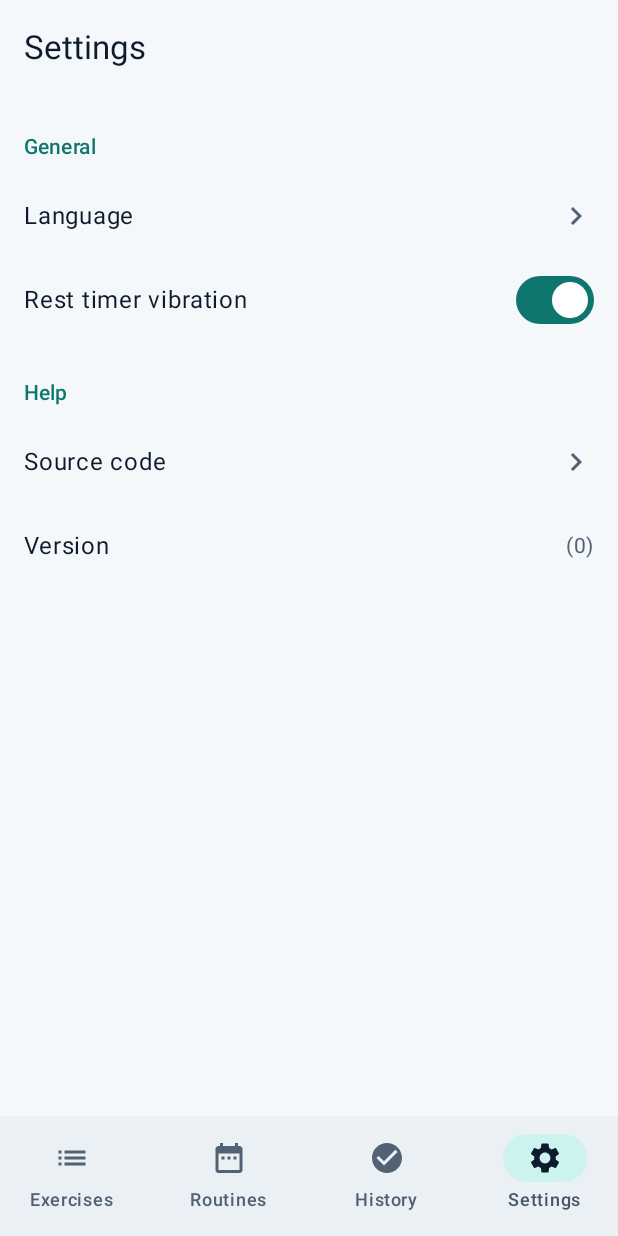
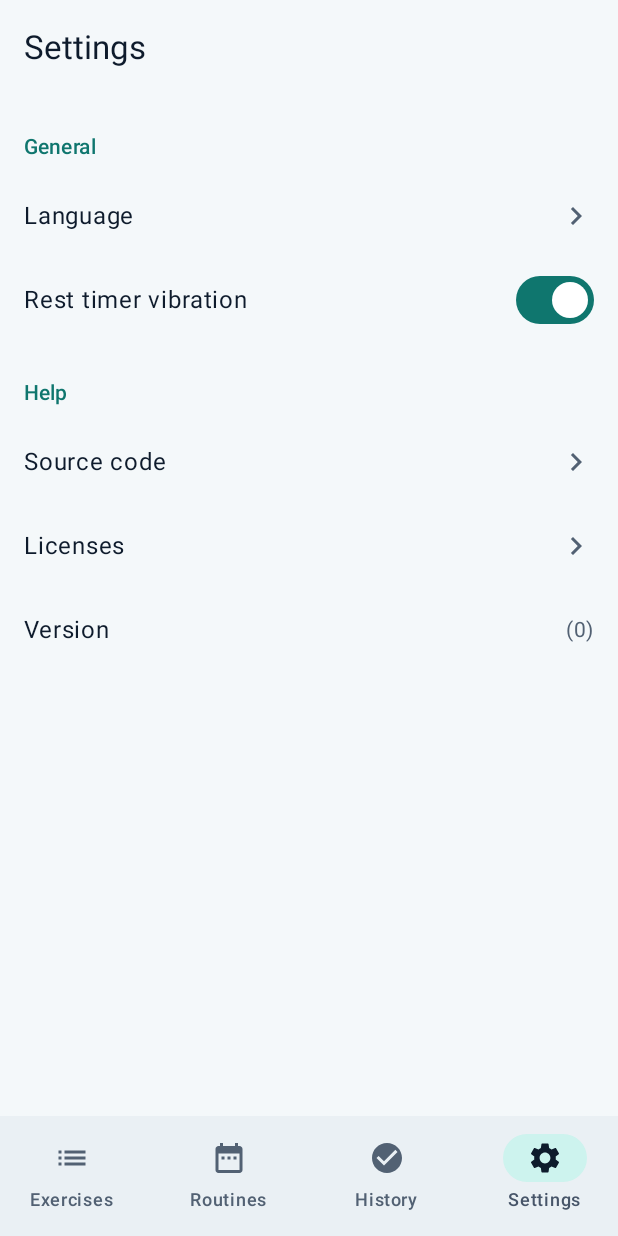
Before and after one commit to japl600/Repzi, an Android app built with Jetpack Compose: the SettingsRoute screen opened through its navigation route, on a phone screen of 412 x 824 dp. Run offline under Robolectric (Android 15) with nearby library versions, the phone set to English and light mode, and no system bars; our stand-ins replace Dagger/Hilt's generated code, Room's generated code; libraries missing offline, so code that uses them is left out: androidx.hilt.lifecycle, com.mikepenz.aboutlibraries.

```diff
--- a/app/build.gradle.kts
+++ b/app/build.gradle.kts
@@ -2,6 +2,7 @@ plugins {
     alias(libs.plugins.repzi.android.application)
     alias(libs.plugins.repzi.android.compose)
     alias(libs.plugins.repzi.android.hilt)
+    alias(libs.plugins.aboutlibraries.android)
 }
 
 android {
@@ -46,4 +47,5 @@ dependencies {
 
     implementation(libs.androidx.activity.compose)
     implementation(libs.androidx.navigation.compose)
+    implementation(libs.aboutlibraries.compose.m3)
 }
--- a/app/src/main/kotlin/com/japl/repzi/navigation/RepziNavHost.kt
+++ b/app/src/main/kotlin/com/japl/repzi/navigation/RepziNavHost.kt
@@ -16,6 +16,7 @@ import androidx.navigation.NavGraph.Companion.findStartDestination
 import androidx.navigation.compose.NavHost
 import androidx.navigation.compose.currentBackStackEntryAsState
 import androidx.navigation.compose.rememberNavController
+import com.japl.repzi.R
 import com.japl.repzi.feature.exercises.EXERCISES_ROUTE
 import com.japl.repzi.feature.exercises.exercisesScreen
 import com.japl.repzi.feature.history.historyScreen
@@ -24,7 +25,8 @@ import com.japl.repzi.feature.progress.progressScreen
 import com.japl.repzi.feature.routines.routinesScreens
 import com.japl.repzi.feature.session.navigateToSession
 import com.japl.repzi.feature.session.sessionScreen
-import com.japl.repzi.feature.settings.settingsScreen
+import com.japl.repzi.feature.settings.settingsScreens
+import com.mikepenz.aboutlibraries.ui.compose.android.produceLibraries
 
 @Composable
 fun RepziNavHost() {
@@ -69,7 +71,8 @@ fun RepziNavHost() {
             sessionScreen(navController)
             historyScreen(onOpenProgress = { navController.navigateToProgress() })
             progressScreen(navController)
-            settingsScreen()
+            // The list of libraries is generated into this module's resources by the AboutLibraries plugin.
+            settingsScreens(navController) { produceLibraries(R.raw.aboutlibraries).value }
         }
     }
 }
--- /dev/null
+++ b/app/src/main/res/raw/keep.xml
@@ -0,0 +1,4 @@
+<?xml version="1.0" encoding="utf-8"?>
+<!-- The licenses list is generated at build time and only read through R.raw, so the resource shrinker would drop it. -->
+<resources xmlns:tools="http://schemas.android.com/tools"
+    tools:keep="@raw/aboutlibraries" />
--- a/build.gradle.kts
+++ b/build.gradle.kts
@@ -7,4 +7,5 @@ plugins {
     alias(libs.plugins.ksp) apply false
     alias(libs.plugins.hilt) apply false
     alias(libs.plugins.room) apply false
+    alias(libs.plugins.aboutlibraries.android) apply false
 }
--- a/feature/settings/build.gradle.kts
+++ b/feature/settings/build.gradle.kts
@@ -5,3 +5,9 @@ plugins {
 android {
     namespace = "com.japl.repzi.feature.settings"
 }
+
+dependencies {
+    // `Libs` is part of the public API of the licenses screen, which receives the library list from :app.
+    api(libs.aboutlibraries.core)
+    implementation(libs.aboutlibraries.compose.m3)
+}
--- a/feature/settings/src/main/kotlin/com/japl/repzi/feature/settings/SettingsNavigation.kt
+++ b/feature/settings/src/main/kotlin/com/japl/repzi/feature/settings/SettingsNavigation.kt
@@ -1,10 +1,26 @@
 package com.japl.repzi.feature.settings
 
+import androidx.compose.runtime.Composable
+import androidx.navigation.NavController
 import androidx.navigation.NavGraphBuilder
 import androidx.navigation.compose.composable
+import com.mikepenz.aboutlibraries.Libs
 
 const val SETTINGS_ROUTE = "settings"
+const val SETTINGS_LICENSES_ROUTE = "settings/licenses"
 
-fun NavGraphBuilder.settingsScreen() {
-    composable(SETTINGS_ROUTE) { SettingsRoute() }
+/**
+ * [libraries] loads the list of open-source libraries. It comes from the app module because the generated
+ * resource (R.raw.aboutlibraries) lives there; it returns null while the list is loading.
+ */
+fun NavGraphBuilder.settingsScreens(
+    navController: NavController,
+    libraries: @Composable () -> Libs?,
+) {
+    composable(SETTINGS_ROUTE) {
+        SettingsRoute(onOpenLicenses = { navController.navigate(SETTINGS_LICENSES_ROUTE) })
+    }
+    composable(SETTINGS_LICENSES_ROUTE) {
+        LicensesScreen(libraries = libraries(), onBack = { navController.popBackStack() })
+    }
 }
--- a/feature/settings/src/main/kotlin/com/japl/repzi/feature/settings/SettingsScreen.kt
+++ b/feature/settings/src/main/kotlin/com/japl/repzi/feature/settings/SettingsScreen.kt
@@ -41,6 +41,7 @@ private val LANGUAGE_SETTINGS_AVAILABLE = Build.VERSION.SDK_INT >= Build.VERSION
 
 @Composable
 fun SettingsRoute(
+    onOpenLicenses: () -> Unit,
     modifier: Modifier = Modifier,
     viewModel: SettingsViewModel = hiltViewModel(),
 ) {
@@ -59,6 +60,7 @@ fun SettingsRoute(
         onOpenSourceCode = {
             context.startActivitySafely(Intent(Intent.ACTION_VIEW, Uri.parse(SOURCE_CODE_URL)))
         },
+        onOpenLicenses = onOpenLicenses,
         modifier = modifier,
     )
 }
@@ -72,6 +74,7 @@ internal fun SettingsScreen(
     languageAvailable: Boolean,
     onOpenLanguage: () -> Unit,
     onOpenSourceCode: () -> Unit,
+    onOpenLicenses: () -> Unit,
     modifier: Modifier = Modifier,
 ) {
     Scaffold(
@@ -90,6 +93,7 @@ internal fun SettingsScreen(
             )
             SectionHeader(stringResource(R.string.settings_section_help))
             NavigationRow(stringResource(R.string.settings_source_code), onClick = onOpenSourceCode)
+            NavigationRow(stringResource(R.string.settings_licenses), onClick = onOpenLicenses)
             ListItem(
                 headlineContent = { Text(stringResource(R.string.settings_version)) },
                 trailingContent = { Text(versionLabel, style = MaterialTheme.typography.bodyMedium) },
--- a/feature/settings/src/main/res/values/strings.xml
+++ b/feature/settings/src/main/res/values/strings.xml
@@ -6,5 +6,8 @@
     <string name="settings_language">Language</string>
     <string name="settings_rest_vibration">Rest timer vibration</string>
     <string name="settings_source_code">Source code</string>
+    <string name="settings_licenses">Licenses</string>
+    <string name="licenses_title">Open-source licenses</string>
+    <string name="licenses_back">Back</string>
     <string name="settings_version">Version</string>
 </resources>
--- a/gradle/libs.versions.toml
+++ b/gradle/libs.versions.toml
@@ -13,6 +13,7 @@ coroutines = "1.11.0"
 turbine = "1.2.1"
 junit = "4.13.2"
 datastore = "1.3.0"
+aboutLibraries = "15.3.0"
 
 [libraries]
 # AndroidX
@@ -35,6 +36,10 @@ androidx-compose-ui-test-manifest = { module = "androidx.compose.ui:ui-test-mani
 
 # DataStore
 androidx-datastore-preferences = { module = "androidx.datastore:datastore-preferences", version.ref = "datastore" }
+
+# AboutLibraries (open-source licenses screen)
+aboutlibraries-core = { module = "com.mikepenz:aboutlibraries-core", version.ref = "aboutLibraries" }
+aboutlibraries-compose-m3 = { module = "com.mikepenz:aboutlibraries-compose-m3", version.ref = "aboutLibraries" }
 
 # Room
 androidx-room-runtime = { module = "androidx.room:room-runtime", version.ref = "room" }
@@ -79,6 +84,7 @@ compose-compiler = { id = "org.jetbrains.kotlin.plugin.compose", version.ref = "
 ksp = { id = "com.google.devtools.ksp", version.ref = "ksp" }
 hilt = { id = "com.google.dagger.hilt.android", version.ref = "hilt" }
 room = { id = "androidx.room", version.ref = "room" }
+aboutlibraries-android = { id = "com.mikepenz.aboutlibraries.plugin.android", version.ref = "aboutLibraries" }
 
 # Convention plugins propios (ver build-logic/)
 repzi-android-application = { id = "repzi.android.application" }
```
Also changed, not shown: feature/settings/src/main/kotlin/com/japl/repzi/feature/settings/LicensesScreen.kt (added, +45 -0 lines), 3 other files.
